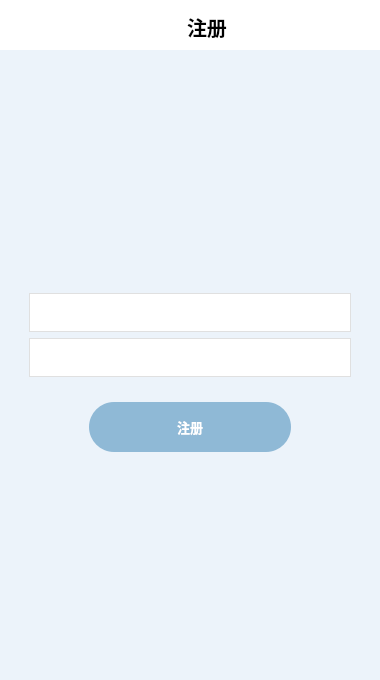
First picture: the form in reg.ui, repository kazarayouhei3/Azurchat, before the edit.
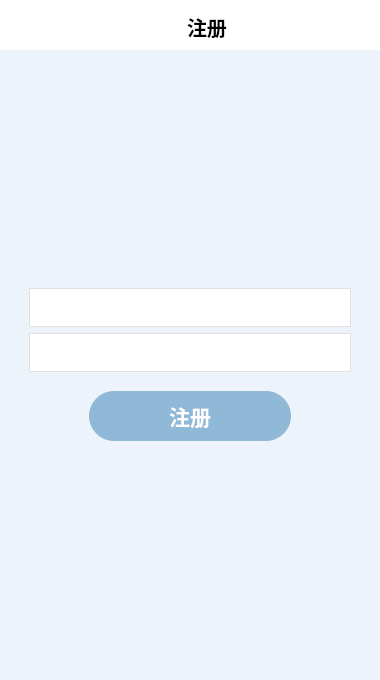
Second picture: the form after the edit. Icons and pictures are not drawn.

The edit to the form file:
```diff
--- a/reg.ui
+++ b/reg.ui
@@ -181,7 +181,7 @@
           <number>0</number>
          </property>
          <property name="topMargin">
-          <number>12</number>
+          <number>0</number>
          </property>
          <property name="rightMargin">
           <number>0</number>
@@ -189,8 +189,8 @@
          <property name="bottomMargin">
           <number>0</number>
          </property>
-         <property name="horizontalSpacing">
-          <number>12</number>
+         <property name="spacing">
+          <number>0</number>
          </property>
          <item row="2" column="0">
           <widget class="QWidget" name="widget_4" native="true">
@@ -217,7 +217,7 @@
               </property>
               <property name="font">
                <font>
-                <pointsize>10</pointsize>
+                <pointsize>16</pointsize>
                 <bold>true</bold>
                </font>
               </property>
```
Left out of the diff: 9 changed lines with no effect on the pictures.
